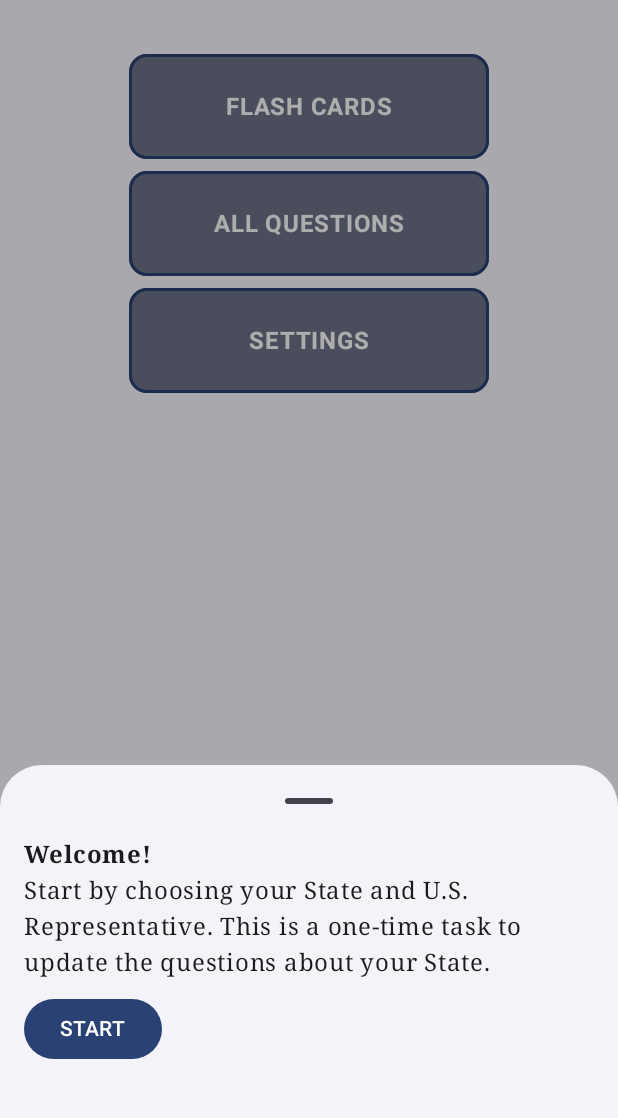
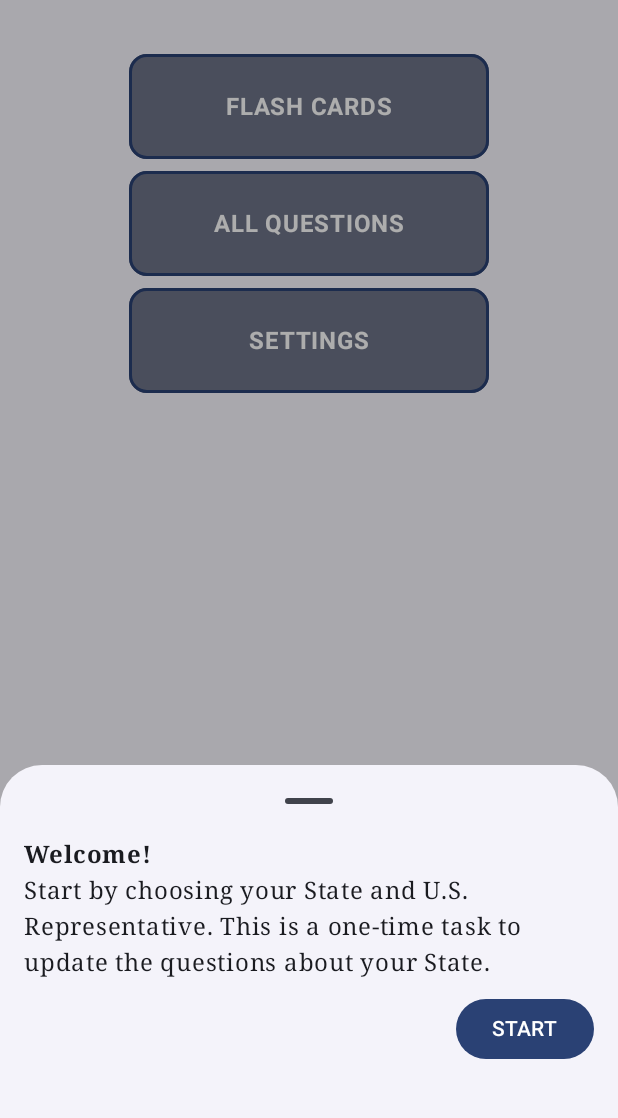
Before and after one commit to DP-App-Developers/US-Citizenship, an Android app built with Jetpack Compose: the screen it shows after launch (MainActivity), after a tap on "FLASH CARDS", on a phone screen of 412 x 824 dp, the part 96-1214 px from its top. Run offline under Robolectric (Android 15) with nearby library versions, the phone set to English and light mode, and no system bars.

Commit message:
move button to right

```diff
--- a/app/src/main/java/com/example/uscitizenship/ui/HomeScreen.kt
+++ b/app/src/main/java/com/example/uscitizenship/ui/HomeScreen.kt
@@ -161,11 +161,17 @@ fun HomeScreen(
                         text = "Start by choosing your State and U.S. Representative. This is a one-time task to update the questions about your State.",
                         modifier = Modifier.padding(bottom = 8.dp),
                     )
-                    Button(onClick = {
-                        showBottomSheet = false
-                        navController.navigate(MainScreen.Settings.name)
-                    }) {
-                        Text("START")
+                    Box(modifier = Modifier.fillMaxWidth(),
+                        contentAlignment = Alignment.BottomEnd
+                    ) {
+                        Button(onClick = {
+                            showBottomSheet = false
+                            navController.navigate(MainScreen.Settings.name)
+                        }) {
+                            Text(
+                                text = "START",
+                            )
+                        }
                     }
                 }
             }
```
